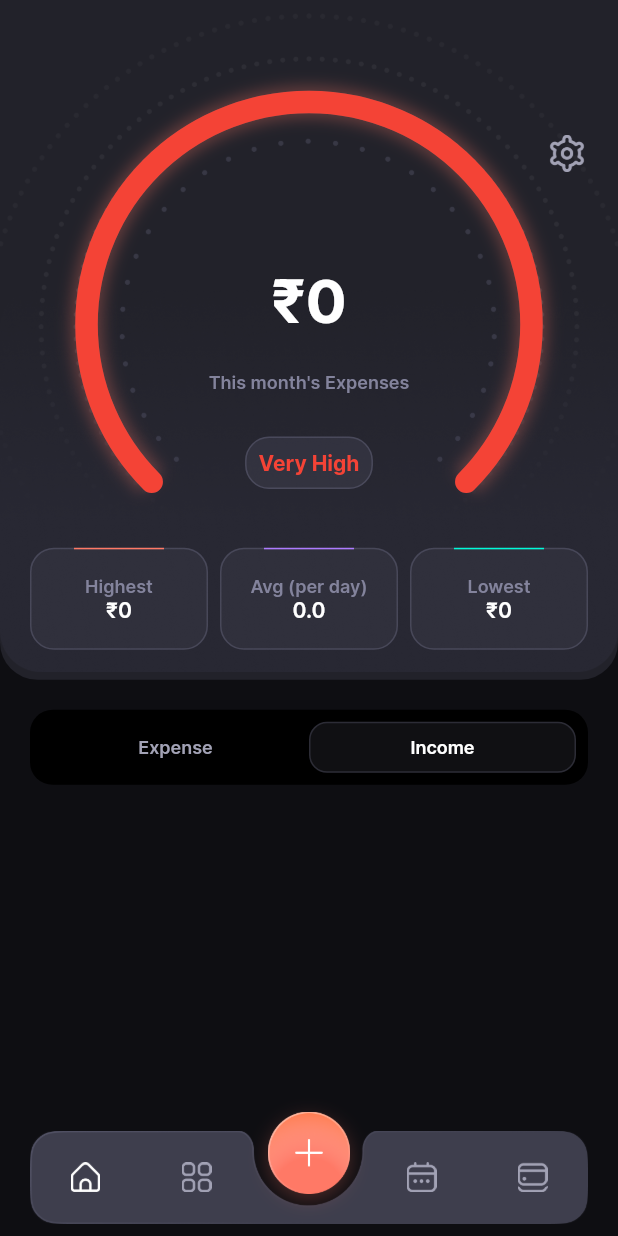
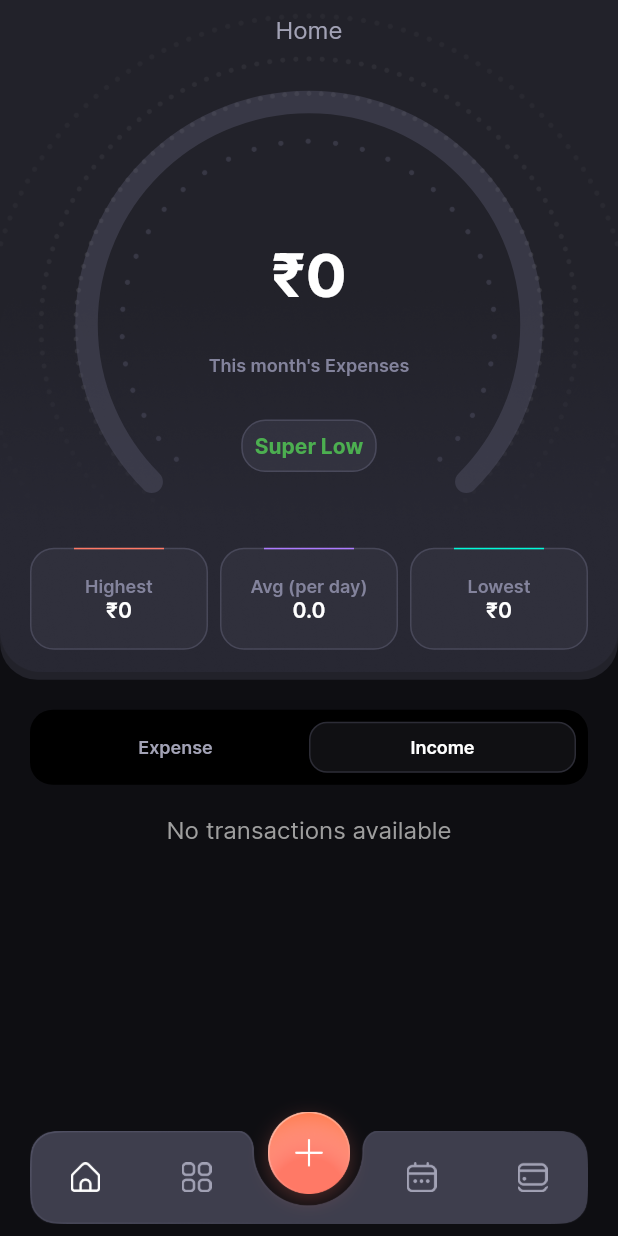
Before and after one commit to simonmhp/FinanceFlow, a Flutter app: the MainTabView screen opened directly, after a tap on "Income", on a phone screen of 412 x 824 dp. Run offline on Flutter 3.47's test engine with Material 3 defaults, Android fonts, the phone set to English and light mode, and no system bars; our stand-ins replace carousel_slider, cloud_firestore, dotted_border, firebase_auth, firebase_core, fluttertoast and 2 more; accounts and stored records are empty.

Commit message:
fix somethings

```diff
--- a/lib/common_widget/icon_item_row.dart
+++ b/lib/common_widget/icon_item_row.dart
@@ -45,8 +45,8 @@ class IconItemRow extends StatelessWidget {
           const SizedBox(
             width: 8,
           ),
-          Image.asset("assets/img/next.png",
-              width: 12, height: 12, color: TColor.gray30)
+          // Image.asset("assets/img/next.png",
+          //     width: 12, height: 12, color: TColor.gray30)
         ],
       ),
     );
--- a/lib/view/add_subscription/add_subscription_view.dart
+++ b/lib/view/add_subscription/add_subscription_view.dart
@@ -45,6 +45,7 @@ class _AddSubScriptionViewState extends State<AddSubScriptionView> {
     // Initialize the amount controller with the current amount value
     _amountController =
         TextEditingController(text: amountVal.toStringAsFixed(0));
+    print("omega:" + DateTime.now().toIso8601String());
   }
 
   @override
--- a/lib/view/home/home_view.dart
+++ b/lib/view/home/home_view.dart
@@ -6,9 +6,6 @@ import '../../common_widget/custom_arc_painter.dart';
 import '../../common_widget/segment_button.dart';
 import '../../common_widget/status_button.dart';
 import '../../common_widget/subscription_home_row.dart';
-import '../../common_widget/upcoming_bill_row.dart';
-import '../settings/settings_view.dart';
-import '../subscription_info/subscription_info_view.dart';
 
 class HomeView extends StatefulWidget {
   const HomeView({super.key});
@@ -18,84 +15,75 @@ class HomeView extends StatefulWidget {
 }
 
 class _HomeViewState extends State<HomeView> {
-  bool isSubscription = true; // True for Expense, False for Credit
-  List<Map<String, dynamic>> transactionData =
-      []; // To hold data from the transaction table
+  bool isSubscription = true; // True for Expense, False for Income
+  List<Map<String, dynamic>> transactionData = [];
   double highestExpense = 0.0;
   double lowestExpense = 0.0;
-  double monthTotalExpense = 0.0; // Variable to hold the highest expense
+  double monthTotalExpense = 0.0;
   double monthTotal = 0.0;
   double percentage = 0.0;
   double arcEndValue = 0.0;
+  bool isLoading = false;
 
   Color getCategoryColor() {
-    if (percentage <= 20) {
-      return Colors.green;
-    } else if (percentage <= 40) {
-      return Colors.green[800]!; // Dark Green
-    } else if (percentage <= 60) {
-      return Colors.orange;
-    } else if (percentage <= 80) {
-      return Colors.red[200]!; // Light Red
-    } else {
+    if (percentage <= 20) return Colors.green;
+    if (percentage <= 40) return Colors.green.shade800; // Dark Green
+    if (percentage <= 60) return Colors.orange;
+    if (percentage <= 80) return Colors.red.shade200; // Light Red
     return Colors.red;
   }
-  }
 
-  // Function to determine category based on percentage
   String getCategory() {
-    if (percentage <= 20) {
-      return "Super Low";
-    } else if (percentage <= 40) {
-      return "Low";
-    } else if (percentage <= 60) {
-      return "Moderate";
-    } else if (percentage <= 80) {
-      return "High";
-    } else {
+    if (percentage <= 20) return "Super Low";
+    if (percentage <= 40) return "Low";
+    if (percentage <= 60) return "Moderate";
+    if (percentage <= 80) return "High";
     return "Very High";
-    }
   }
 
   @override
   void initState() {
     super.initState();
-    _fetchTransactionData(); // Fetch the data when the view is initialized
+    _fetchTransactionData();
   }
 
   Future<void> _fetchTransactionData() async {
-    DatabaseHelper dbHelper = DatabaseHelper();
+    setState(() {
+      isLoading = true;
+    });
 
-    // Fetch highest expense for the current month
+    final dbHelper = DatabaseHelper();
+
     highestExpense = await dbHelper.getMonthHighestExpense();
     lowestExpense = await dbHelper.getMonthLowestExpense();
     monthTotalExpense = await dbHelper.getMonthTotalExpense();
-    monthTotal = await dbHelper.getMonthTotal();
-    percentage = (monthTotalExpense * 100) / monthTotal;
-    percentage = percentage > 100 ? 100 : percentage;
+    monthTotal = await dbHelper.getMonthIncomeTotal();
+
+    percentage = (monthTotal == 0) ? 0 : (monthTotalExpense * 100) / monthTotal;
+    percentage = percentage.clamp(0, 100);
     arcEndValue = (percentage * 270) / 100;
-    arcEndValue = arcEndValue.clamp(0, 270);
 
-    if (isSubscription) {
-      List<Map<String, dynamic>> data = await dbHelper.getHomeTransactions();
+    final data = await dbHelper.getHomeTransactions();
+    final creditData = await dbHelper.getIncomeForCurrentMonth();
+
     setState(() {
-        transactionData = data;
-      });
-    } else {
-      List<Map<String, dynamic>> creditData = await dbHelper
-          .getIncomeForCurrentMonth(); // Fetch Credit Transactions
-      setState(() {
-        transactionData = creditData;
+      transactionData = isSubscription ? data : creditData;
+      isLoading = false; // Set loading to false when data is loaded
     });
   }
 
-    // Refresh UI after fetching data
-    setState(() {});
+  Widget _buildEmptyState() {
+    return Center(
+      child: Text(
+        'No transactions available',
+        style: TextStyle(color: Colors.grey, fontSize: 16),
+      ),
+    );
   }
 
   @override
   Widget build(BuildContext context) {
-    var media = MediaQuery.sizeOf(context);
+    final media = MediaQuery.sizeOf(context);
     return Scaffold(
       backgroundColor: TColor.gray,
       body: SingleChildScrollView(
@@ -125,47 +113,21 @@ class _HomeViewState extends State<HomeView> {
                           painter: CustomArcPainter(end: arcEndValue),
                         ),
                       ),
-                      Padding(
-                        padding: const EdgeInsets.only(right: 10),
-                        child: Row(
-                          children: [
-                            const Spacer(),
-                            IconButton(
-                              onPressed: () {
-                                Navigator.push(
-                                  context,
-                                  MaterialPageRoute(
-                                    builder: (context) => const SettingsView(),
-                                  ),
-                                );
-                              },
-                              icon: Image.asset(
-                                "assets/img/settings.png",
-                                width: 25,
-                                height: 25,
-                                color: TColor.gray30,
-                              ),
-                            ),
-                          ],
-                        ),
-                      ),
                     ],
                   ),
                   Column(
                     mainAxisSize: MainAxisSize.min,
                     children: [
                       SizedBox(height: media.width * 0.05),
-                      SizedBox(height: media.width * 0.07),
                       Text(
-                        HomeHelper.formatIndianCurrency(
-                            monthTotalExpense), // x Display the highest expense
+                        HomeHelper.formatIndianCurrency(monthTotalExpense),
                         style: TextStyle(
                           color: TColor.white,
                           fontSize: 40,
                           fontWeight: FontWeight.w700,
                         ),
                       ),
-                      SizedBox(height: media.width * 0.055),
+                      SizedBox(height: media.width * 0.07),
                       Text(
                         "This month's Expenses",
                         style: TextStyle(
@@ -177,7 +139,7 @@ class _HomeViewState extends State<HomeView> {
                       SizedBox(height: media.width * 0.07),
                       InkWell(
                         onTap: () {
-                          // Handle the onTap action if needed
+                          _fetchTransactionData();
                         },
                         child: Container(
                           padding: const EdgeInsets.all(8),
@@ -189,9 +151,9 @@ class _HomeViewState extends State<HomeView> {
                             borderRadius: BorderRadius.circular(16),
                           ),
                           child: Text(
-                            getCategory(), // Use the category text
+                            getCategory(),
                             style: TextStyle(
-                              color: getCategoryColor(), // Use category color
+                              color: getCategoryColor(),
                               fontSize: 14,
                               fontWeight: FontWeight.w700,
                             ),
@@ -211,7 +173,7 @@ class _HomeViewState extends State<HomeView> {
                               child: StatusButton(
                                 title: "Highest",
                                 value: HomeHelper.formatIndianCurrency(
-                                    highestExpense), // Update based on your logic
+                                    highestExpense),
                                 statusColor: TColor.secondary,
                                 onPressed: () {},
                               ),
@@ -220,10 +182,9 @@ class _HomeViewState extends State<HomeView> {
                             Expanded(
                               child: StatusButton(
                                 title: "Avg (per day)",
-                                value: (monthTotalExpense.toInt() /
+                                value: (monthTotalExpense /
                                         HomeHelper.getDaysInCurrentMonth())
-                                    .toStringAsFixed(
-                                        1), // Format to 2 decimal points
+                                    .toStringAsFixed(1),
                                 statusColor: TColor.primary10,
                                 onPressed: () {},
                               ),
@@ -233,7 +194,7 @@ class _HomeViewState extends State<HomeView> {
                               child: StatusButton(
                                 title: "Lowest",
                                 value: HomeHelper.formatIndianCurrency(
-                                    lowestExpense), // Update based on your logic
+                                    lowestExpense),
                                 statusColor: TColor.secondaryG,
                                 onPressed: () {},
                               ),
@@ -263,7 +224,7 @@ class _HomeViewState extends State<HomeView> {
                       onPressed: () {
                         setState(() {
                           isSubscription = true;
-                          _fetchTransactionData(); // Fetch expense data
+                          _fetchTransactionData();
                         });
                       },
                     ),
@@ -275,7 +236,7 @@ class _HomeViewState extends State<HomeView> {
                       onPressed: () {
                         setState(() {
                           isSubscription = false;
-                          _fetchTransactionData(); // Fetch credit data
+                          _fetchTransactionData();
                         });
                       },
                     ),
@@ -283,7 +244,12 @@ class _HomeViewState extends State<HomeView> {
                 ],
               ),
             ),
-            if (isSubscription)
+            // Show loading indicator when isLoading is true
+            if (isLoading)
+              const Center(
+                child: CircularProgressIndicator(),
+              )
+            else if (transactionData.isNotEmpty)
               ListView.builder(
                 padding:
                     const EdgeInsets.symmetric(horizontal: 20, vertical: 0),
@@ -292,38 +258,19 @@ class _HomeViewState extends State<HomeView> {
                 itemCount: transactionData.length,
                 itemBuilder: (context, index) {
                   var transaction = transactionData[index];
-                  return SubScriptionHomeRow(
+                  return isSubscription
+                      ? SubScriptionHomeRow(
                           sObj: {
-                      "name": transaction['category'], // Use category column
-                      "icon": transaction['categoryImg'], // Use category image
-                      "price":
-                          HomeHelper.formatIndianCurrency(transaction['amount'])
-                              .toString(), // Use the amount
+                            "name": transaction['category'],
+                            "icon": transaction['categoryImg'],
+                            "price": HomeHelper.formatIndianCurrency(
+                                    transaction['amount'])
+                                .toString(),
                           },
-                    onPressed: () {
-                      // Navigator.push(
-                      //   context,
-                      //   MaterialPageRoute(
-                      //     builder: (context) =>
-                      //         SubscriptionInfoView(sObj: transaction),
-                      //   ),
-                      // );
-                    },
-                  );
-                },
-              ),
-            if (!isSubscription)
-              ListView.builder(
-                padding:
-                    const EdgeInsets.symmetric(horizontal: 20, vertical: 0),
-                physics: const NeverScrollableScrollPhysics(),
-                shrinkWrap: true,
-                itemCount: transactionData.length,
-                itemBuilder: (context, index) {
-                  var transaction = transactionData[index];
-                  return Container(
-                    margin: const EdgeInsets.symmetric(
-                        vertical: 8), // Margin for spacing
+                          onPressed: () {},
+                        )
+                      : Container(
+                          margin: const EdgeInsets.symmetric(vertical: 8),
                           padding: const EdgeInsets.all(16),
                           decoration: BoxDecoration(
                             color: TColor.gray60.withOpacity(0.5),
@@ -333,8 +280,7 @@ class _HomeViewState extends State<HomeView> {
                             mainAxisAlignment: MainAxisAlignment.spaceBetween,
                             children: [
                               Text(
-                          transaction['date'].substring(8,
-                              10), // Extracting day from date string (assuming format YYYY-MM-DD)
+                                transaction['date'].substring(8, 10),
                                 style: TextStyle(
                                   color: TColor.white,
                                   fontSize: 20,
@@ -343,10 +289,10 @@ class _HomeViewState extends State<HomeView> {
                               ),
                               Expanded(
                                 child: Padding(
-                            padding: const EdgeInsets.symmetric(horizontal: 16),
+                                  padding: const EdgeInsets.symmetric(
+                                      horizontal: 16),
                                   child: Text(
-                              transaction[
-                                  'description'], // Display the description
+                                    transaction['description'],
                                     style: TextStyle(
                                       color: TColor.white,
                                       fontSize: 16,
@@ -357,7 +303,7 @@ class _HomeViewState extends State<HomeView> {
                               ),
                               Text(
                                 HomeHelper.formatIndianCurrency(
-                              transaction['amount']), // Display the amount
+                                    transaction['amount']),
                                 style: TextStyle(
                                   color: TColor.primary5,
                                   fontSize: 16,
@@ -368,10 +314,10 @@ class _HomeViewState extends State<HomeView> {
                           ),
                         );
                 },
-              ),
-            const SizedBox(
-              height: 110,
-            ),
+              )
+            else
+              _buildEmptyState(),
+            const SizedBox(height: 110),
           ],
         ),
       ),
--- a/lib/view/main_tab/main_tab_view.dart
+++ b/lib/view/main_tab/main_tab_view.dart
@@ -1,6 +1,7 @@
 import 'package:flutter/material.dart';
 import 'package:flutter/services.dart';
 import 'package:moneytracker/view/add_subscription/add_subscription_view.dart';
+import 'package:moneytracker/view/settings/settings_view.dart';
 
 import '../../common/color_extension.dart';
 import '../calender/calender_view.dart';
@@ -36,6 +37,18 @@ class _MainTabViewState extends State<MainTabView> {
         SafeArea(
           child: Column(
             children: [
+              Row(
+                mainAxisAlignment: MainAxisAlignment.center,
+                children: [
+                  Padding(
+                    padding: const EdgeInsets.only(top: 10.0),
+                    child: Text(
+                      "Home",
+                      style: TextStyle(color: TColor.gray30, fontSize: 16),
+                    ),
+                  ),
+                ],
+              ),
               const Spacer(),
               Padding(
                 padding:
@@ -106,7 +119,7 @@ class _MainTabViewState extends State<MainTabView> {
                               onPressed: () {
                                 setState(() {
                                   selectTab = 3;
-                                  currentTabView = const CardsView();
+                                  currentTabView = const SettingsView();
                                 });
                               },
                               icon: Image.asset(
--- a/lib/view/sqflite/db_helper.dart
+++ b/lib/view/sqflite/db_helper.dart
@@ -132,7 +132,7 @@ class DatabaseHelper {
     return result.isNotEmpty ? result.first['maxAmount'] ?? 0.0 : 0.0;
   }
 
-  Future<double> getMonthTotal() async {
+  Future<double> getMonthIncomeTotal() async {
     final db = await database;
 
     // Get the current year and month
@@ -141,9 +141,10 @@ class DatabaseHelper {
     final int month = now.month;
 
     final List<Map<String, dynamic>> result = await db.rawQuery('''
-    SELECT MAX(amount) AS maxAmount
+    SELECT SUM(amount) AS maxAmount
     FROM transactions
-    WHERE strftime('%Y', date) = ?
+    WHERE transaction_type = 'Income'
+      AND strftime('%Y', date) = ?
       AND strftime('%m', date) = ?
   ''', ['$year', '$month']); // Bind year and month as parameters
 
@@ -374,5 +375,4 @@ Future<double> getDateTotalExpense(String selectedDate) async {
     // Return 0 if no expenses were found
     return 0.0;
   }
-
 }
--- a/pubspec.yaml
+++ b/pubspec.yaml
@@ -46,6 +46,7 @@ dependencies:
   path: ^1.9.0
   intl: ^0.18.0
   path_provider: ^2.1.4
+  flutter_bloc: ^8.1.6
   calendar_agenda:
     path: dev_lib/calendar_agenda
 
```
Also changed, not shown: lib/view/calender/calender_view.dart (+25 -22 lines), lib/view/settings/settings_view.dart (+56 -56 lines), lib/view/spending_budgets/spending_budgets_view.dart (+36 -23 lines), pubspec.lock. Lines whose indentation alone changed are shown as unchanged.
